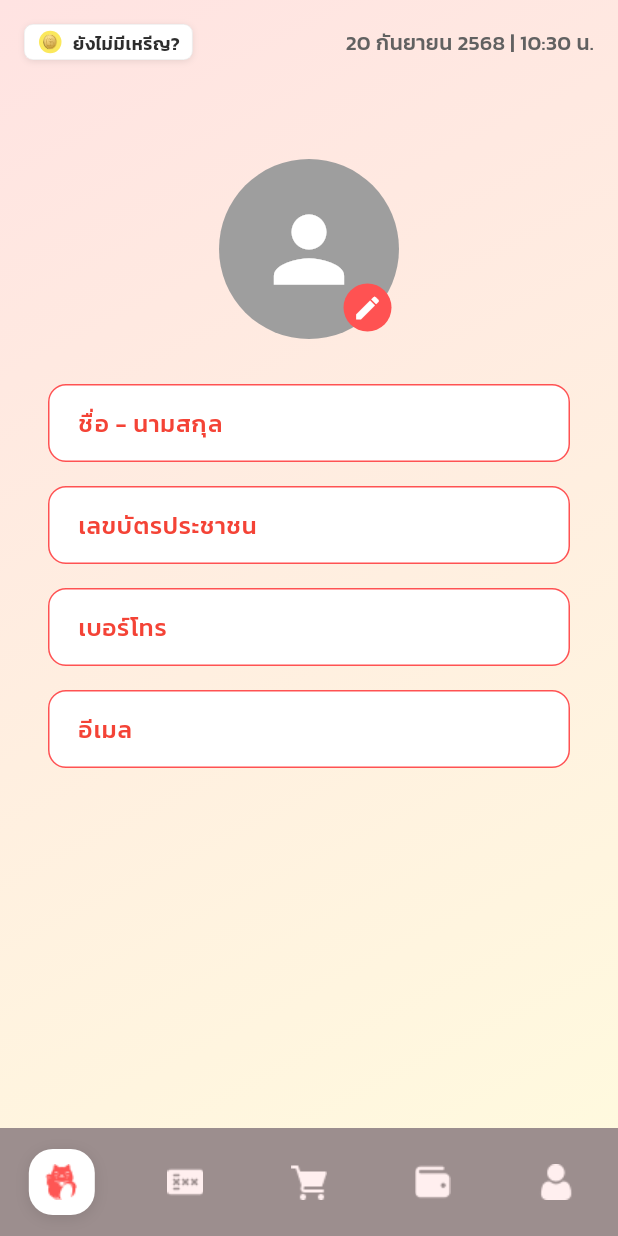
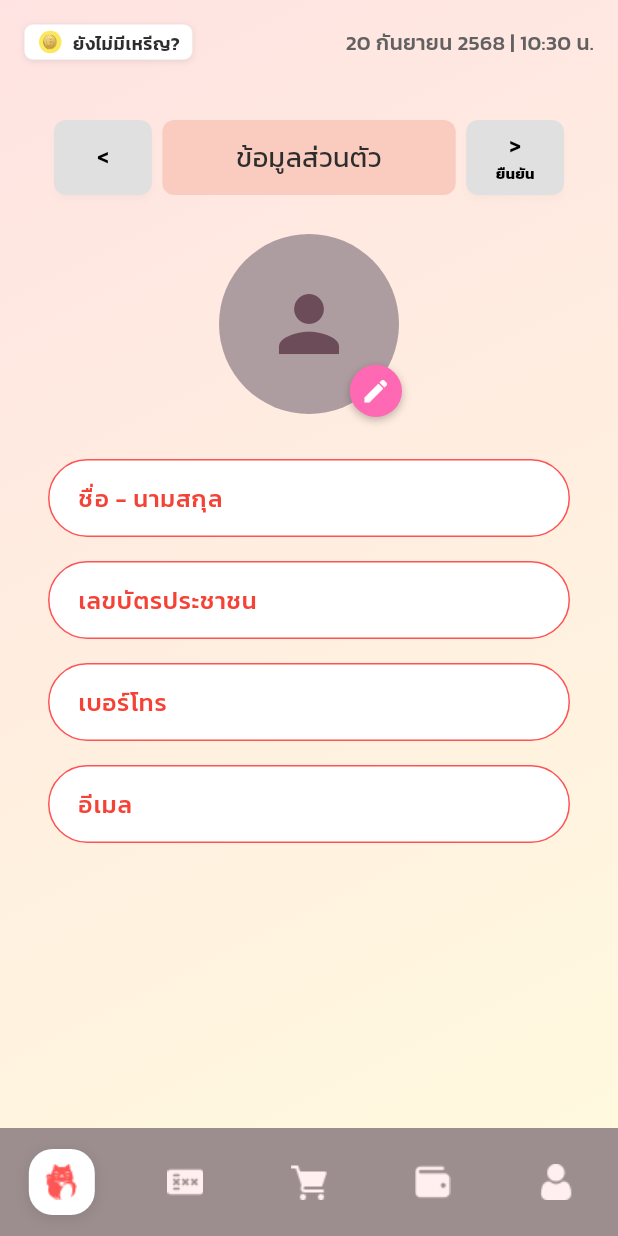
Before and after one commit to TheeraphatStudent/Locatto, a Flutter app: the Profile_Detail screen opened by its route, on a phone screen of 412 x 824 dp. Run offline on Flutter 3.47's test engine with Material 3 defaults, Android fonts, the phone set to English and light mode, and no system bars; our stand-ins replace file_picker, flutter_secure_storage, qr_flutter; missing offline and left inert: dart_jsonwebtoken, flutter_popup_card; accounts and stored records are empty; project files that could hold a hidden picture were left out.

Commit message:
Update profile_detail

```diff
--- a/app/lib/pages/profile_detail.dart
+++ b/app/lib/pages/profile_detail.dart
@@ -1,5 +1,8 @@
+import 'package:app/pages/home.page.dart';
 import 'package:flutter/material.dart';
 import 'package:app/components/mainlayout.dart';
+import 'package:app/components/Usernavigator.dart';
+import 'package:app/components/Avatar.dart';
 
 class Profile_Detail extends StatefulWidget {
   const Profile_Detail({super.key});
@@ -20,75 +23,33 @@ class _Profile_DetailPageState extends State<Profile_Detail> {
 @override
 Widget build(BuildContext context) {
   return MainLayout(
-      //ใช้MainLayoutไม่ได้
-      /*appBar: AppBar(
-        backgroundColor: const Color(0xFFFDEEEA),
-        elevation: 0,
-        leading: IconButton(
-          icon: const Icon(Icons.arrow_back, color: Colors.black),
-          onPressed: () => Navigator.pop(context),
+    body: Column(
+      children: [
+        UserNavigator(
+          currentPage: "ข้อมูลส่วนตัว",
+          confirmText: "ยืนยัน",
+          centerColor: const Color.fromARGB(255, 250, 204, 192)!,
+          onConfirm: () {
+            Navigator.push(
+              context,
+              MaterialPageRoute(builder: (context) => HomePage()),
+            );
+          },
         ),
-        title: const Text(
-          "ข้อมูลส่วนตัว",
-          style: TextStyle(
-            color: Colors.black,
-            fontWeight: FontWeight.bold,
-          ),
-        ),
-        centerTitle: true,
-        actions: [
-          TextButton(
-            onPressed: () {
-              // TODO: save logic
-            },
-            child: const Text(
-              "ยืนยัน",
-              style: TextStyle(
-                color: Colors.green,
-                fontWeight: FontWeight.bold,
-                fontSize: 16,
-              ),
-            ),
-          )
-        ],
-      ),*/
-      body: ListView(
+        Expanded(
+          child: ListView(
             padding: const EdgeInsets.all(16),
             children: [
               const SizedBox(height: 10),
-          Center(
-            child: Stack(
-              alignment: Alignment.bottomRight,
-              children: [
-                const CircleAvatar(
-                  radius: 60,
-                  backgroundColor: Colors.grey,
-                  child: Icon(Icons.person, size: 70, color: Colors.white),
-                ),
-                Positioned(
-                  bottom: 5,
-                  right: 5,
-                  child: Container(
-                    decoration: const BoxDecoration(
-                      color: Colors.redAccent,
-                      shape: BoxShape.circle,
-                    ),
-                    padding: const EdgeInsets.all(6),
-                    child: const Icon(Icons.edit, size: 20, color: Colors.white),
-                  ),
-                ),
+              const Avatar(),
+              const SizedBox(height: 30),
+              _buildTextField("ชื่อ - นามสกุล", _nameController),
+              _buildTextField("เลขบัตรประชาชน", _idController),
+              _buildTextField("เบอร์โทร", _phoneController),
+              _buildTextField("อีเมล", _emailController),
             ],
           ),
         ),
-          const SizedBox(height: 30),
-
-          _buildTextField("ชื่อ - นามสกุล", _nameController),
-
-          _buildTextField("เลขบัตรประชาชน", _idController),
-
-          _buildTextField("เบอร์โทร", _phoneController),
-
-          _buildTextField("อีเมล", _emailController),
       ],
     ),
   );
@@ -110,7 +71,7 @@ class _Profile_DetailPageState extends State<Profile_Detail> {
           contentPadding:
               const EdgeInsets.symmetric(horizontal: 16, vertical: 14),
           enabledBorder: OutlineInputBorder(
-            borderRadius: BorderRadius.circular(12),
+            borderRadius: BorderRadius.circular(30),
             borderSide: const BorderSide(color: Colors.redAccent),
           ),
           focusedBorder: OutlineInputBorder(
--- a/app/pubspec.yaml
+++ b/app/pubspec.yaml
@@ -31,6 +31,7 @@ dependencies:
   flutter:
     sdk: flutter
 
+
   # The following adds the Cupertino Icons font to your application.
   # Use with the CupertinoIcons class for iOS style icons.
   cupertino_icons: ^1.0.8
@@ -43,6 +44,7 @@ dependencies:
   qr_flutter: ^4.1.0
   flutter_popup_card: ^0.0.6
   infinite_scroll_pagination: ^5.1.1
+  image_picker: ^1.1.2
 
 dev_dependencies:
   flutter_test:
```
Also changed, not shown: app/lib/pages/test.dart (+26 -5 lines), app/pubspec.lock, 5 other files. Lines whose indentation alone changed are shown as unchanged.
